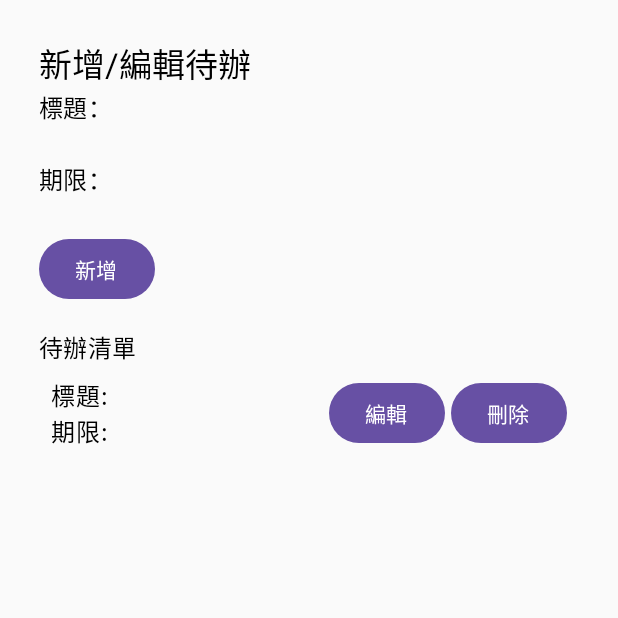
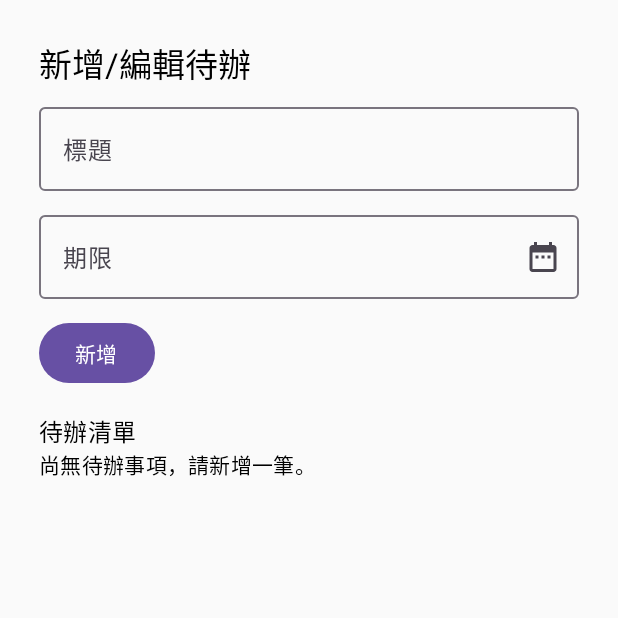
Before and after one commit to Anna0212Anna0212/Notepad, an Android app built with Jetpack Compose: the screen it shows after launch (MainActivity), after a tap on "新增", on a phone screen of 412 x 824 dp, the top half of it. Run offline under Robolectric (Android 15) with nearby library versions, the phone set to English and light mode, and no system bars.

Commit message:
The title is blank and no new additions are allowed

```diff
--- a/app/src/main/java/com/example/notepad/MainActivity.kt
+++ b/app/src/main/java/com/example/notepad/MainActivity.kt
@@ -1,21 +1,32 @@
 package com.example.notepad
 
+import android.app.DatePickerDialog
 import android.os.Bundle
+import android.widget.DatePicker
+import android.widget.Toast
 import androidx.activity.ComponentActivity
 import androidx.activity.compose.setContent
 import androidx.compose.foundation.layout.Arrangement
 import androidx.compose.foundation.layout.Column
 import androidx.compose.foundation.layout.Row
 import androidx.compose.foundation.layout.Spacer
-import androidx.compose.foundation.layout.fillMaxHeight
+import androidx.compose.foundation.layout.fillMaxSize
 import androidx.compose.foundation.layout.fillMaxWidth
 import androidx.compose.foundation.layout.height
 import androidx.compose.foundation.layout.padding
 import androidx.compose.foundation.lazy.LazyColumn
 import androidx.compose.foundation.lazy.items
-import androidx.compose.foundation.text.BasicTextField
+import androidx.compose.foundation.shape.RoundedCornerShape
+import androidx.compose.material.icons.Icons
+import androidx.compose.material.icons.filled.DateRange
 import androidx.compose.material3.Button
+import androidx.compose.material3.ButtonDefaults
+import androidx.compose.material3.Card
+import androidx.compose.material3.CardDefaults
+import androidx.compose.material3.Icon
+import androidx.compose.material3.IconButton
 import androidx.compose.material3.MaterialTheme
+import androidx.compose.material3.OutlinedTextField
 import androidx.compose.material3.Text
 import androidx.compose.runtime.Composable
 import androidx.compose.runtime.collectAsState
@@ -23,12 +34,15 @@ import androidx.compose.runtime.getValue
 import androidx.compose.runtime.mutableStateOf
 import androidx.compose.runtime.remember
 import androidx.compose.runtime.setValue
+import androidx.compose.ui.Alignment
 import androidx.compose.ui.Modifier
+import androidx.compose.ui.platform.LocalContext
 import androidx.compose.ui.unit.dp
 import androidx.lifecycle.ViewModel
 import androidx.lifecycle.viewmodel.compose.viewModel
 import kotlinx.coroutines.flow.MutableStateFlow
 import kotlinx.coroutines.flow.asStateFlow
+import java.util.Calendar
 
 class MainActivity : ComponentActivity() {
     override fun onCreate(savedInstanceState: Bundle?) {
@@ -48,19 +62,58 @@ fun TodoApp(viewModel: TodoViewModel = viewModel()) {
     var deadline by remember { mutableStateOf("") }
     var editingId by remember { mutableStateOf<Int?>(null) }
 
-    //新增、編輯資料處
-    Column(modifier = Modifier.padding(26.dp)) {
+    val context = LocalContext.current
+    val calendar = Calendar.getInstance()
+
+    val datePickerDialog = DatePickerDialog(
+        context,
+        { _: DatePicker, year: Int, month: Int, day: Int ->
+            deadline = "$year-${month + 1}-$day"
+        },
+        calendar.get(Calendar.YEAR),
+        calendar.get(Calendar.MONTH),
+        calendar.get(Calendar.DAY_OF_MONTH)
+    )
+
+    Column(
+        modifier = Modifier
+            .fillMaxSize()
+            .padding(26.dp)
+    ) {
+        // 🟢 表單區（固定在上）
         Text("新增/編輯待辦", style = MaterialTheme.typography.titleLarge)
-        Text("標題：", style = MaterialTheme.typography.titleMedium)
-        BasicTextField(value = title, onValueChange = { title = it }, modifier = Modifier
+
+        OutlinedTextField(
+            value = title,
+            onValueChange = { title = it },
+            label = { Text("標題") },
+            modifier = Modifier
                 .fillMaxWidth()
-            .padding(vertical = 4.dp))
-        Text("期限：", style = MaterialTheme.typography.titleMedium)
-        BasicTextField(value = deadline, onValueChange = { deadline = it }, modifier = Modifier
+                .padding(vertical = 4.dp)
+        )
+
+        OutlinedTextField(
+            value = deadline,
+            onValueChange = {},
+            label = { Text("期限") },
+            modifier = Modifier
                 .fillMaxWidth()
-            .padding(vertical = 4.dp))
+                .padding(vertical = 4.dp),
+            readOnly = true,
+            trailingIcon = {
+                IconButton(onClick = { datePickerDialog.show() }) {
+                    Icon(Icons.Default.DateRange, contentDescription = "選擇日期")
+                }
+            }
+        )
 
-        Button(onClick = {
+        Button(
+            onClick = {
+                if (title.isBlank()) {
+                    Toast.makeText(context, "請輸入標題", Toast.LENGTH_SHORT).show()
+                    return@Button
+                }
+
                 if (editingId == null) {
                     viewModel.addTodo(title, deadline)
                 } else {
@@ -69,15 +122,24 @@ fun TodoApp(viewModel: TodoViewModel = viewModel()) {
                 }
                 title = ""
                 deadline = ""
-        }) {
+            },
+            modifier = Modifier.padding(top = 8.dp)
+        ) {
             Text(if (editingId == null) "新增" else "儲存")
         }
 
         Spacer(modifier = Modifier.height(16.dp))
+
         Text("待辦清單", style = MaterialTheme.typography.titleMedium)
 
-        // 這裡改用 LazyColumn 可滑動
-        LazyColumn(modifier = Modifier.fillMaxHeight()) {
+        if (todos.isEmpty()) {
+            Text("尚無待辦事項，請新增一筆。", style = MaterialTheme.typography.bodyMedium)
+        } else {
+            LazyColumn(
+                modifier = Modifier
+                    .fillMaxWidth()
+                    .weight(1f)
+            ) {
                 items(todos) { todo ->
                     TodoItemRow(
                         todo = todo,
@@ -92,6 +154,8 @@ fun TodoApp(viewModel: TodoViewModel = viewModel()) {
             }
         }
     }
+}
+
 
 //儲存資料
 class TodoViewModel : ViewModel() {
@@ -122,21 +186,51 @@ data class Todo(
     var deadline: String // 可進一步改為 LocalDate
 )
 
-//待辦事項
 @Composable
 fun TodoItemRow(todo: Todo, onEdit: (Todo) -> Unit, onDelete: (Int) -> Unit) {
-    Row(modifier = Modifier.fillMaxWidth().padding(8.dp), horizontalArrangement = Arrangement.SpaceBetween) {
-        Column {
-            Text("標題: ${todo.title}")
-            Text("期限: ${todo.deadline}")
+    Card(
+        modifier = Modifier
+            .fillMaxWidth()
+            .padding(vertical = 6.dp),
+        elevation = CardDefaults.cardElevation(defaultElevation = 4.dp),
+        shape = RoundedCornerShape(12.dp)
+    ) {
+        Row(
+            modifier = Modifier
+                .fillMaxWidth()
+                .padding(16.dp),
+            verticalAlignment = Alignment.CenterVertically,
+            horizontalArrangement = Arrangement.SpaceBetween
+        ) {
+            // 左側：標題與期限
+            Column(
+                modifier = Modifier.weight(1f)
+            ) {
+                Text("標題: ${todo.title}", style = MaterialTheme.typography.bodyLarge)
+                Spacer(modifier = Modifier.height(4.dp))
+                Text("期限: ${todo.deadline}", style = MaterialTheme.typography.bodyMedium)
             }
-        Row {
-            Button(onClick = { onEdit(todo) }, modifier = Modifier.padding(end = 4.dp)) {
+
+            // 右側：編輯與刪除按鈕
+            Row(
+                horizontalArrangement = Arrangement.End,
+                verticalAlignment = Alignment.CenterVertically
+            ) {
+                Button(
+                    onClick = { onEdit(todo) },
+                    modifier = Modifier.padding(end = 8.dp),
+                    colors = ButtonDefaults.buttonColors(containerColor = MaterialTheme.colorScheme.primary)
+                ) {
                     Text("編輯")
                 }
-            Button(onClick = { onDelete(todo.id) }) {
+
+                Button(
+                    onClick = { onDelete(todo.id) },
+                    colors = ButtonDefaults.buttonColors(containerColor = MaterialTheme.colorScheme.error)
+                ) {
                     Text("刪除")
                 }
             }
         }
     }
+}
```
Lines whose indentation alone changed are shown as unchanged.
